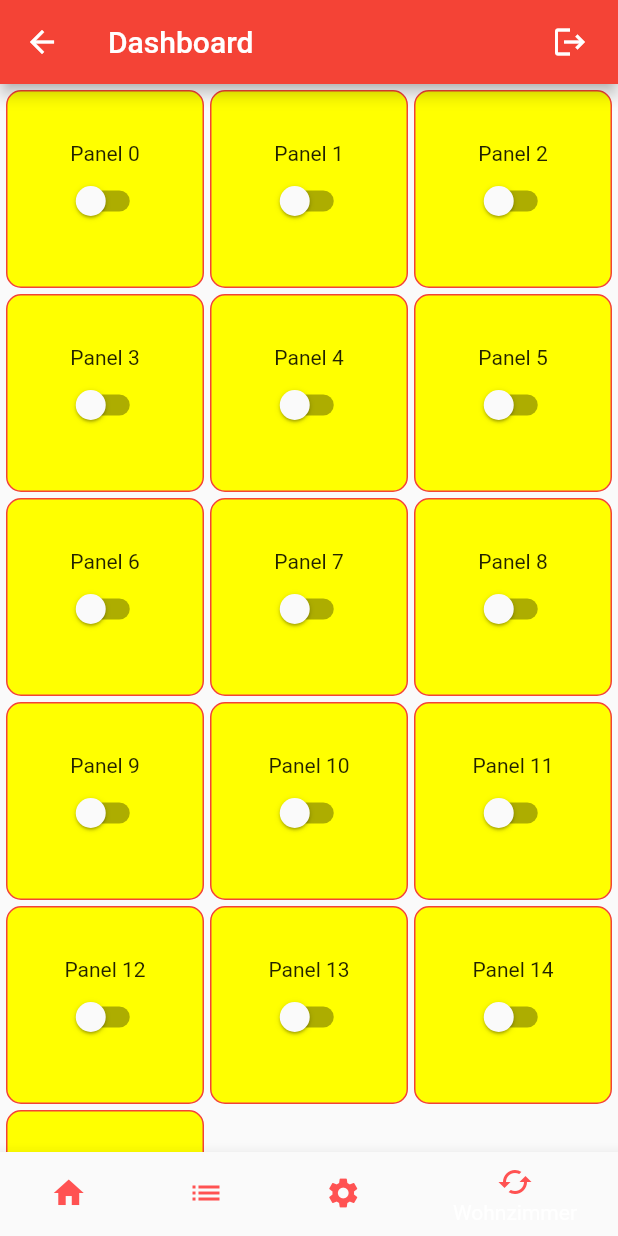
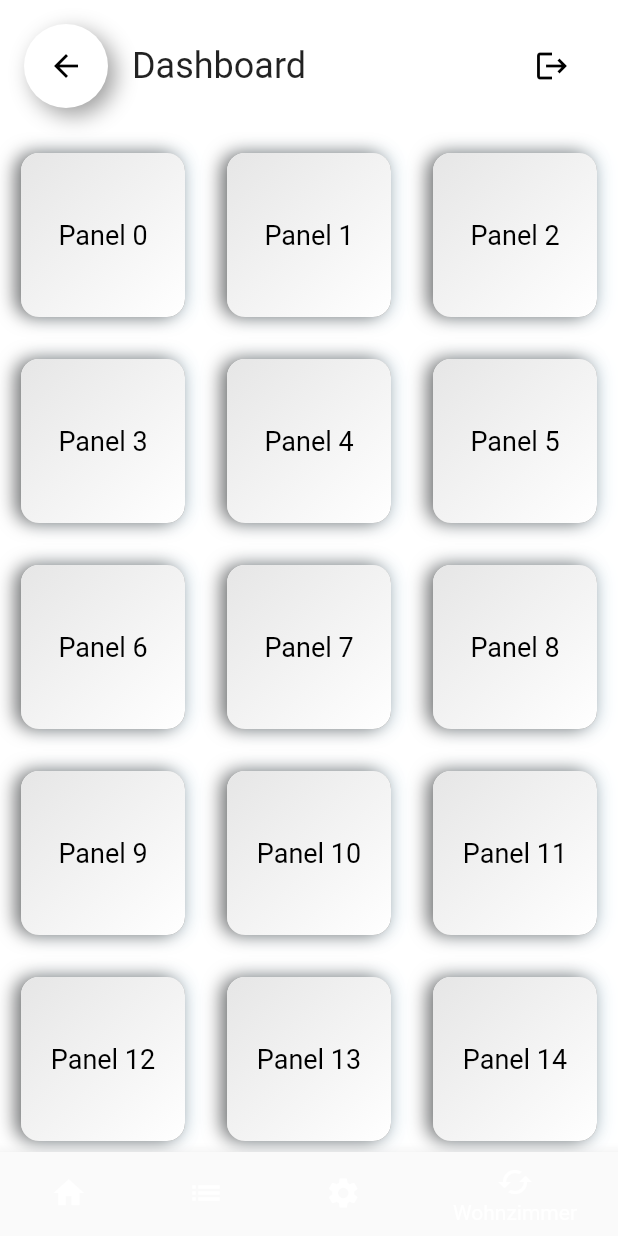
Before and after one commit to DerKleinePunk/FullterGuiTest, a Flutter app: the Dashboard screen opened directly, item 4 of the bottom bar chosen, on a phone screen of 412 x 824 dp. Run offline on Flutter 3.47's test engine with Material 2 defaults, Android fonts, the light colour scheme and no system bars; drawn by our look-alikes of flutter_neumorphic; our stand-ins replace audioplayers, bloc, flutter_bloc, package_info_plus, shared_preferences; accounts and stored records are empty; generated files the repository leaves out were written again; statements that could not run were skipped.

Commit message:
Some Buttons Tests

```diff
--- a/lib/component/widget/automation_form.dart
+++ b/lib/component/widget/automation_form.dart
@@ -14,8 +14,8 @@ class AutomationForm extends StatelessWidget {
         crossAxisCount: count,
         childAspectRatio: 1.0,
         padding: const EdgeInsets.all(4.0),
-        mainAxisSpacing: 4.0,
-        crossAxisSpacing: 4.0,
+        mainAxisSpacing: 8.0,
+        crossAxisSpacing: 8.0,
         children: panelController.getPanels());
   }
 }
--- a/lib/component/widget/panels.dart
+++ b/lib/component/widget/panels.dart
@@ -1,11 +1,11 @@
-import 'package:flutter/material.dart';
+import 'package:flutter_neumorphic/flutter_neumorphic.dart';
 
 typedef GetStateCallback = bool Function(String id);
 typedef SetStateCallback = void Function(String id, bool value);
 
 class Panels {
   static getSwitchPanel(String title, String id, GetStateCallback getcallback,
-      SetStateCallback setCallback) {
+      SetStateCallback setCallback, bool isOn) {
     return SwitchPanel(title, id, getcallback, setCallback);
   }
 }
@@ -24,34 +24,54 @@ class SwitchPanel extends StatefulWidget {
 }
 
 class _SwitchPanelState extends State<SwitchPanel> {
-  static const String imageUrl =
-      'https://mocah.org/thumbs/268085-wallpaper-1080-2400.jpg';
   @override
   Widget build(BuildContext context) {
+    bool isOn = widget._getcallback(widget._id);
     return InkWell(
-      child: Container(
-          decoration: BoxDecoration(
-            border: Border.all(
-              color: Colors.red[500]!,
-            ),
-            borderRadius: const BorderRadius.all(Radius.circular(10)),
-            /*image: const DecorationImage(
-              image: NetworkImage(imageUrl),
-            )*/
-            color: Colors.yellowAccent,
-          ),
-          child: Column(mainAxisAlignment: MainAxisAlignment.center, children: [
-            Text(widget._title),
-            Switch(
-              value: widget._getcallback(widget._id),
-              onChanged: (value) {
-                widget._setcallback(widget._id, value);
-                setState(() {});
-              },
-              activeTrackColor: Colors.lightGreenAccent,
-              activeColor: Colors.green,
-            ),
-          ])),
+      child: Neumorphic(
+          style: NeumorphicStyle(
+              shape: NeumorphicShape.concave,
+              boxShape: NeumorphicBoxShape.roundRect(BorderRadius.circular(12)),
+              depth: 8,
+              lightSource: LightSource.right,
+              shadowLightColor:
+                  !isOn ? const Color(0xFFEBF6FC) : const Color(0xFF0F9DEF),
+              intensity: 1.0),
+          margin: const EdgeInsets.all(10.0),
+          drawSurfaceAboveChild: false,
+          child: Neumorphic(
+              style: NeumorphicStyle(
+                  shape: NeumorphicShape.concave,
+                  boxShape:
+                      NeumorphicBoxShape.roundRect(BorderRadius.circular(12)),
+                  depth: 8,
+                  lightSource: LightSource.topLeft,
+                  //color: Colors.blueGrey,
+                  border: NeumorphicBorder(
+                    isEnabled: false,
+                    color: !isOn
+                        ? const Color(0xFFEBF6FC)
+                        : const Color(0xFF0F9DEF),
+                    width: 1,
+                  )),
+              child: Column(
+                  mainAxisAlignment: MainAxisAlignment.center,
+                  children: [
+                    NeumorphicText(widget._title,
+                        style: const NeumorphicStyle(
+                            depth: 0, //customize depth here
+                            color: Colors.black),
+                        textStyle: NeumorphicTextStyle(fontSize: 18)),
+                    /*NeumorphicSwitch(
+                      style: const NeumorphicSwitchStyle(
+                          lightSource: LightSource.left),
+                      value: isOn,
+                      onChanged: (value) {
+                        widget._setcallback(widget._id, value);
+                        setState(() {});
+                      },
+                    ),*/
+                  ]))),
       onTap: () {
         widget._setcallback(widget._id, !widget._getcallback(widget._id));
         setState(() {});
--- a/lib/component/widget/third_party/adaptive_scaffold.dart
+++ b/lib/component/widget/third_party/adaptive_scaffold.dart
@@ -2,9 +2,8 @@
 // for details. All rights reserved. Use of this source code is governed by a
 // BSD-style license that can be found in the LICENSE file.
 
-import 'package:flutter/material.dart';
 import '../../../core/extensions.dart';
-
+import 'package:flutter_neumorphic/flutter_neumorphic.dart';
 
 /// See bottomNavigationBarItem or NavigationRailDestination
 class AdaptiveScaffoldDestination {
@@ -77,7 +76,7 @@ class _AdaptiveScaffoldState extends State<AdaptiveScaffold> {
           ),
           Expanded(
             child: Scaffold(
-              appBar: AppBar(
+              appBar: NeumorphicAppBar(
                 actions: widget.actions,
               ),
               body: widget.body,
@@ -91,7 +90,7 @@ class _AdaptiveScaffoldState extends State<AdaptiveScaffold> {
     // Show a navigation rail
     if (widget.isMediumScreen(context)) {
       return Scaffold(
-        appBar: AppBar(
+        appBar: NeumorphicAppBar(
           title: widget.title,
           actions: widget.actions,
         ),
@@ -126,7 +125,7 @@ class _AdaptiveScaffoldState extends State<AdaptiveScaffold> {
     // Show a bottom app bar
     return Scaffold(
       body: widget.body,
-      appBar: AppBar(
+      appBar: NeumorphicAppBar(
         title: widget.title,
         actions: widget.actions,
       ),
@@ -134,7 +133,7 @@ class _AdaptiveScaffoldState extends State<AdaptiveScaffold> {
         items: [
           ...widget.destinations.map(
             (d) => BottomNavigationBarItem(
-              icon: Icon(d.icon, color: Colors.redAccent,),
+              icon: Icon(d.icon),
               label: d.title,
             ),
           ),
--- a/lib/core/automation_panel_controller.dart
+++ b/lib/core/automation_panel_controller.dart
@@ -11,7 +11,7 @@ class AutomationPanelController {
     for (int i = 0; i < 16; i++) {
       _switchMap["panel" + i.toString()] = false;
       _panels.add(Panels.getSwitchPanel("Panel " + i.toString(),
-          "panel" + i.toString(), switchPanelGet, switchPanelSet));
+          "panel" + i.toString(), switchPanelGet, switchPanelSet, false));
     }
   }
 
--- a/lib/screens/dashboard.dart
+++ b/lib/screens/dashboard.dart
@@ -1,10 +1,10 @@
 import 'package:audioplayers/audioplayers.dart';
-import 'package:flutter/material.dart';
 import 'package:mnehomeapp/core/client_helper.dart';
 import 'package:flutter_gen/gen_l10n/app_localizations.dart';
 import '../component/widget/third_party/adaptive_scaffold.dart';
 import '../component/widget/automation_form.dart';
 import '../core/automation_panel_controller.dart';
+import 'package:flutter_neumorphic/flutter_neumorphic.dart';
 
 class Dashboard extends StatefulWidget {
   const Dashboard({Key? key}) : super(key: key);
@@ -200,7 +200,7 @@ class _DashboardState extends State<Dashboard> {
                   )),
                   Container(
                       margin: const EdgeInsets.all(10),
-                      child: ElevatedButton(
+                      child: NeumorphicButton(
                           child: const Icon(Icons.send),
                           onPressed: () {
                             if (_msgtext.text != "") {
@@ -213,7 +213,7 @@ class _DashboardState extends State<Dashboard> {
                           })),
                   Container(
                       margin: const EdgeInsets.all(10),
-                      child: ElevatedButton(
+                      child: NeumorphicButton(
                           child: Icon(!_isPlaying
                               ? Icons.play_circle
                               : Icons.stop_circle),
@@ -251,7 +251,7 @@ class _DashboardState extends State<Dashboard> {
   }
 
   void _pauseAudio() {
-    //TODO Implement
+    CoreClientHelper.getClient().pause();
   }
 
   void _onPLayerState(PlayerState state) {
--- a/pubspec.yaml
+++ b/pubspec.yaml
@@ -42,6 +42,7 @@ dependencies:
   web_socket_channel: ^2.1.0
   package_info_plus: ^1.4.0
   audioplayers: ^0.20.1
+  flutter_neumorphic: ^3.2.0
 
 dev_dependencies:
   flutter_test:
```
Also changed, not shown: lib/component/widget/login_form.dart (+6 -13 lines), lib/core/audioplayer.dart (+17 -2 lines), lib/main.dart (+18 -103 lines), lib/server/client.dart (+8 -0 lines), pubspec.lock.
